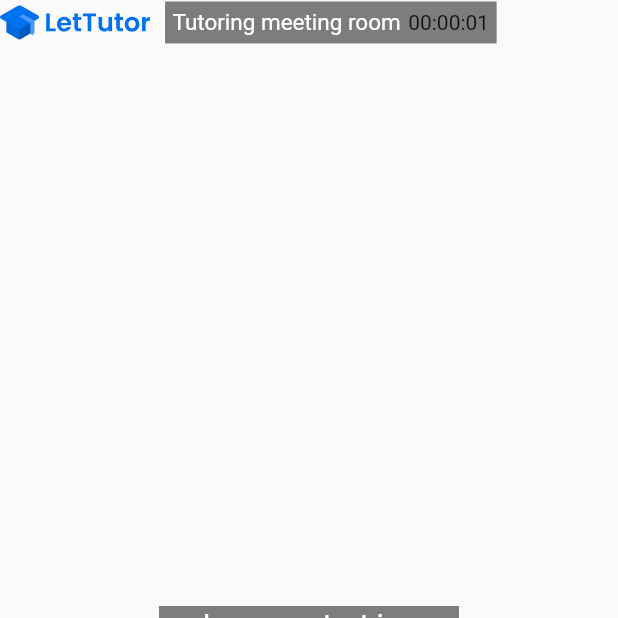
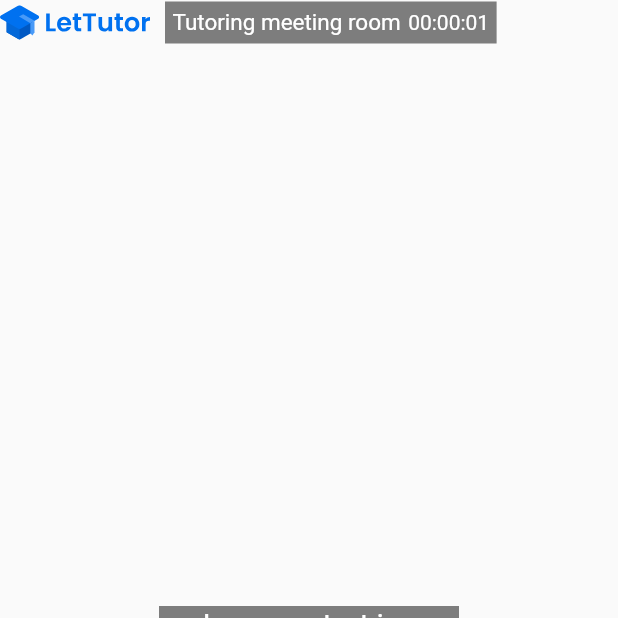
Before and after one commit to congminh090800/E-commerce-app, a Flutter app: the VideoCallRoom screen opened directly, on a phone screen of 412 x 824 dp, the top half of it. Run offline on Flutter 3.47's test engine with Material 2 defaults, Android fonts, the phone set to English and light mode, and no system bars; drawn by our look-alikes of flutter_countdown_timer; our stand-ins replace country_code_picker, flutter_rating_bar, flutter_svg, flutter_tags, syncfusion_flutter_calendar, syncfusion_flutter_datepicker and 1 more; generated files the repository leaves out were written again.

Commit message:
fix layout

```diff
--- a/lib/widgets/common/clock.dart
+++ b/lib/widgets/common/clock.dart
@@ -3,8 +3,8 @@ import 'dart:async';
 import 'package:flutter/material.dart';
 
 class Clock extends StatefulWidget {
-  const Clock({Key? key}) : super(key: key);
-
+  const Clock({Key? key, this.color = Colors.white}) : super(key: key);
+  final Color color;
   @override
   _ClockState createState() => _ClockState();
 }
@@ -48,7 +48,10 @@ class _ClockState extends State<Clock> {
   @override
   Widget build(BuildContext context) {
     return Container(
-      child: Text(_timeString),
+      child: Text(
+        _timeString,
+        style: TextStyle(color: widget.color),
+      ),
     );
   }
 }
```
